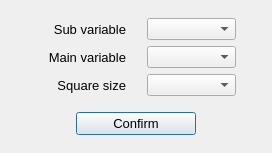
First picture: the form in main/plot_models/options_histogram_2d.ui, repository Kirikus/2024_Experiments, before the edit.
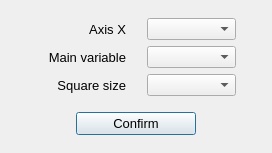
Second picture: the form after the edit.

Commit message: fixed last merge: -fixed names of ui objects -fixed background histogram2d(theme bug)

Patch:
```diff
--- a/main/plot_models/options_histogram_2d.ui
+++ b/main/plot_models/options_histogram_2d.ui
@@ -34,7 +34,7 @@
             </font>
            </property>
            <property name="text">
-            <string>Sub variable</string>
+            <string>Axis X</string>
            </property>
            <property name="alignment">
             <set>Qt::AlignRight|Qt::AlignTrailing|Qt::AlignVCenter</set>
```
Left out of the diff: 12 changed lines with no effect on the pictures. The commit also changes 7 other files.
